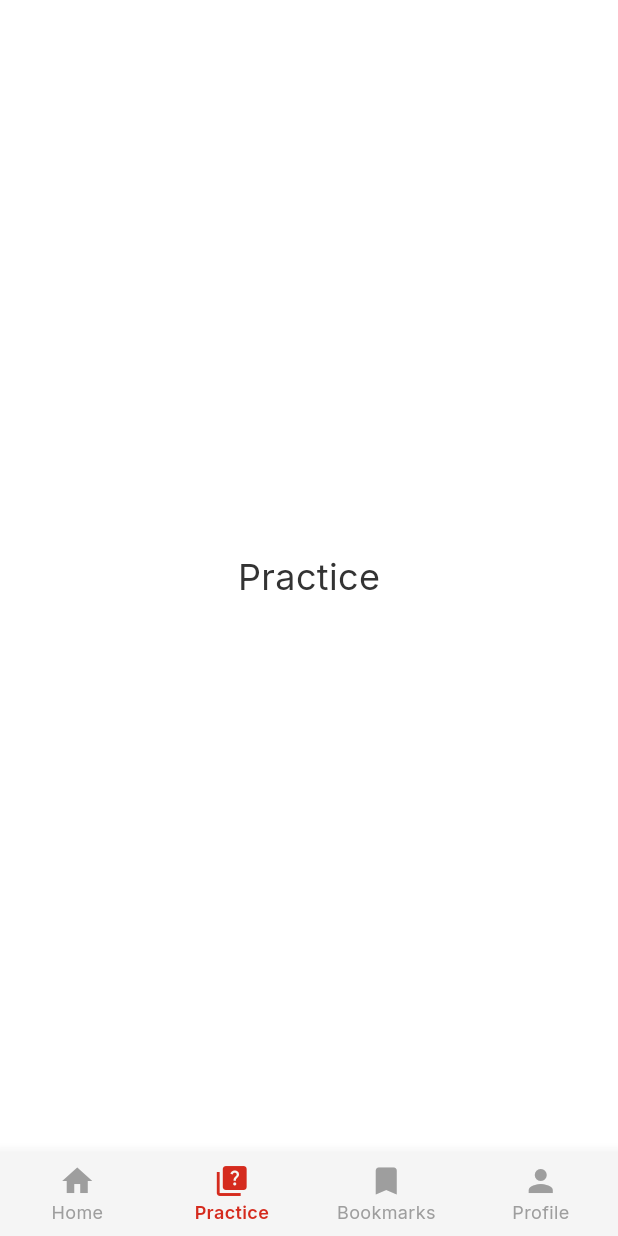
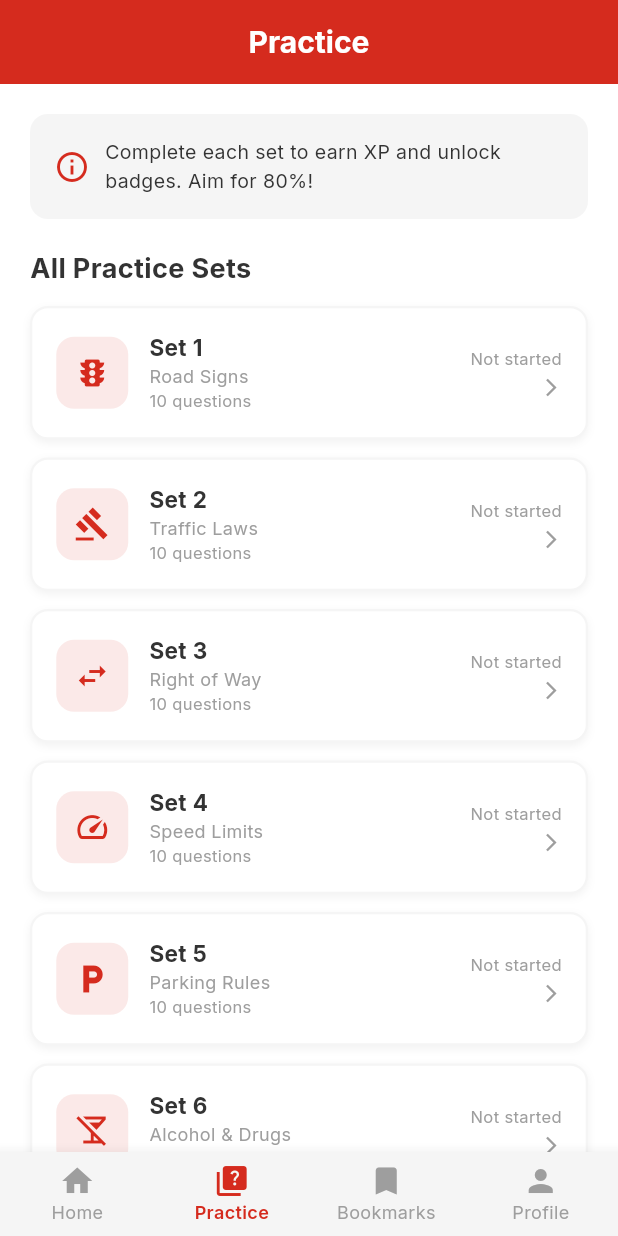
Before and after one commit to nexoratech101/g1-ready, a Flutter app: the screen it shows after launch, item 2 of the bottom bar chosen, on a phone screen of 412 x 824 dp. Run offline on Flutter 3.47's test engine with Material 3 defaults, Android fonts, the phone set to English and light mode, and no system bars; our stand-ins replace google_fonts, shared_preferences.

```diff
--- a/lib/screens/main_screen.dart
+++ b/lib/screens/main_screen.dart
@@ -1,6 +1,7 @@
 import 'package:flutter/material.dart';
 import '../theme/app_theme.dart';
 import 'home_screen.dart';
+import 'practice_screen.dart';
 import 'bookmarks_screen.dart';
 import 'profile_screen.dart';
 
@@ -16,7 +17,7 @@ class _MainScreenState extends State<MainScreen> {
 
   final List<Widget> _screens = [
     const HomeScreen(),
-    const Center(child: Text('Practice', style: TextStyle(fontSize: 24))),
+    const PracticeScreen(),
     const BookmarksScreen(),
     const ProfileScreen(),
   ];
@@ -24,7 +25,10 @@ class _MainScreenState extends State<MainScreen> {
   @override
   Widget build(BuildContext context) {
     return Scaffold(
-      body: _screens[_currentIndex],
+      body: IndexedStack(
+        index: _currentIndex,
+        children: _screens,
+      ),
       bottomNavigationBar: BottomNavigationBar(
         currentIndex: _currentIndex,
         onTap: (index) => setState(() => _currentIndex = index),
--- /dev/null
+++ b/lib/screens/practice_screen.dart
@@ -0,0 +1,197 @@
+import 'package:flutter/material.dart';
+import '../theme/app_theme.dart';
+import '../data/question_data.dart';
+import '../services/storage_service.dart';
+import 'quiz_screen.dart';
+
+class PracticeScreen extends StatefulWidget {
+  const PracticeScreen({super.key});
+
+  @override
+  State<PracticeScreen> createState() => _PracticeScreenState();
+}
+
+class _PracticeScreenState extends State<PracticeScreen> {
+  Map<String, String?> _scores = {};
+
+  final List<Map<String, dynamic>> _sets = [
+    {'title': 'Set 1', 'topic': 'Road Signs',      'id': 'set1', 'icon': Icons.traffic,         'questions': QuestionData.set1},
+    {'title': 'Set 2', 'topic': 'Traffic Laws',    'id': 'set2', 'icon': Icons.gavel,            'questions': QuestionData.set2},
+    {'title': 'Set 3', 'topic': 'Right of Way',    'id': 'set3', 'icon': Icons.swap_horiz,       'questions': QuestionData.set3},
+    {'title': 'Set 4', 'topic': 'Speed Limits',    'id': 'set4', 'icon': Icons.speed,            'questions': QuestionData.set4},
+    {'title': 'Set 5', 'topic': 'Parking Rules',   'id': 'set5', 'icon': Icons.local_parking,    'questions': QuestionData.set5},
+    {'title': 'Set 6', 'topic': 'Alcohol & Drugs', 'id': 'set6', 'icon': Icons.no_drinks,        'questions': QuestionData.set6},
+    {'title': 'Set 7', 'topic': 'Winter Driving',  'id': 'set7', 'icon': Icons.ac_unit,          'questions': QuestionData.set7},
+    {'title': 'Set 8', 'topic': 'Mixed Review',    'id': 'set8', 'icon': Icons.quiz,             'questions': QuestionData.set8},
+  ];
+
+  @override
+  void initState() {
+    super.initState();
+    _loadScores();
+  }
+
+  @override
+  void didChangeDependencies() {
+    super.didChangeDependencies();
+    _loadScores();
+  }
+
+  Future<void> _loadScores() async {
+    final scores = <String, String?>{};
+    for (final set in _sets) {
+      scores[set['id'] as String] = await StorageService.getScore(set['id'] as String);
+    }
+    setState(() => _scores = scores);
+  }
+
+  Color _getScoreColor(String? score) {
+    if (score == null) return AppTheme.lightGrey;
+    final parts = score.split('/');
+    final got = int.parse(parts[0]);
+    final total = int.parse(parts[1]);
+    final pct = got / total;
+    if (pct >= 0.8) return AppTheme.correct;
+    if (pct >= 0.5) return AppTheme.warning;
+    return AppTheme.incorrect;
+  }
+
+  @override
+  Widget build(BuildContext context) {
+    return Scaffold(
+      backgroundColor: AppTheme.white,
+      appBar: AppBar(title: const Text('Practice')),
+      body: SafeArea(
+        child: SingleChildScrollView(
+          padding: const EdgeInsets.all(20),
+          child: Column(
+            crossAxisAlignment: CrossAxisAlignment.start,
+            children: [
+              // Header
+              Container(
+                width: double.infinity,
+                padding: const EdgeInsets.all(16),
+                decoration: BoxDecoration(
+                  color: AppTheme.lightGrey,
+                  borderRadius: BorderRadius.circular(12),
+                ),
+                child: Row(
+                  children: [
+                    const Icon(Icons.info_outline, color: AppTheme.canadianRed),
+                    const SizedBox(width: 10),
+                    Expanded(
+                      child: Text(
+                        'Complete each set to earn XP and unlock badges. Aim for 80%!',
+                        style: const TextStyle(fontSize: 13, color: AppTheme.darkGrey),
+                      ),
+                    ),
+                  ],
+                ),
+              ),
+              const SizedBox(height: 20),
+              const Text('All Practice Sets',
+                  style: TextStyle(fontSize: 18, fontWeight: FontWeight.bold, color: AppTheme.darkGrey)),
+              const SizedBox(height: 12),
+              ListView.builder(
+                shrinkWrap: true,
+                physics: const NeverScrollableScrollPhysics(),
+                itemCount: _sets.length,
+                itemBuilder: (context, index) {
+                  final set = _sets[index];
+                  final score = _scores[set['id'] as String];
+                  return _buildSetListCard(context, set, score);
+                },
+              ),
+            ],
+          ),
+        ),
+      ),
+    );
+  }
+
+  Widget _buildSetListCard(BuildContext context, Map<String, dynamic> set, String? score) {
+    final scoreColor = _getScoreColor(score);
+    return GestureDetector(
+      onTap: () async {
+        await Navigator.push(
+          context,
+          MaterialPageRoute(
+            builder: (_) => QuizScreen(
+              setTitle: set['title'] as String,
+              setId: set['id'] as String,
+              questions: set['questions'] as dynamic,
+            ),
+          ),
+        );
+        _loadScores();
+      },
+      child: Container(
+        margin: const EdgeInsets.only(bottom: 12),
+        padding: const EdgeInsets.all(16),
+        decoration: BoxDecoration(
+          color: AppTheme.white,
+          borderRadius: BorderRadius.circular(12),
+          border: Border.all(color: AppTheme.lightGrey, width: 1.5),
+          boxShadow: [BoxShadow(
+            color: Colors.black.withOpacity(0.05),
+            blurRadius: 4,
+            offset: const Offset(0, 2),
+          )],
+        ),
+        child: Row(
+          children: [
+            Container(
+              width: 48,
+              height: 48,
+              decoration: BoxDecoration(
+                color: AppTheme.canadianRed.withOpacity(0.1),
+                borderRadius: BorderRadius.circular(12),
+              ),
+              child: Icon(set['icon'] as IconData, color: AppTheme.canadianRed, size: 24),
+            ),
+            const SizedBox(width: 14),
+            Expanded(
+              child: Column(
+                crossAxisAlignment: CrossAxisAlignment.start,
+                children: [
+                  Text(set['title'] as String,
+                      style: const TextStyle(fontWeight: FontWeight.bold, fontSize: 15, color: AppTheme.darkGrey)),
+                  Text(set['topic'] as String,
+                      style: const TextStyle(fontSize: 12, color: AppTheme.mediumGrey)),
+                  Text('${(set['questions'] as List).length} questions',
+                      style: const TextStyle(fontSize: 11, color: AppTheme.mediumGrey)),
+                ],
+              ),
+            ),
+            Column(
+              crossAxisAlignment: CrossAxisAlignment.end,
+              children: [
+                if (score != null)
+                  Container(
+                    padding: const EdgeInsets.symmetric(horizontal: 10, vertical: 4),
+                    decoration: BoxDecoration(
+                      color: scoreColor,
+                      borderRadius: BorderRadius.circular(20),
+                    ),
+                    child: Text(
+                      score,
+                      style: const TextStyle(
+                        color: AppTheme.white,
+                        fontSize: 12,
+                        fontWeight: FontWeight.bold,
+                      ),
+                    ),
+                  ),
+                if (score == null)
+                  const Text('Not started',
+                      style: TextStyle(fontSize: 11, color: AppTheme.mediumGrey)),
+                const SizedBox(height: 4),
+                const Icon(Icons.arrow_forward_ios, size: 14, color: AppTheme.mediumGrey),
+              ],
+            ),
+          ],
+        ),
+      ),
+    );
+  }
+}
```
Also changed, not shown: lib/screens/settings_screen.dart (added, +159 -0 lines).
